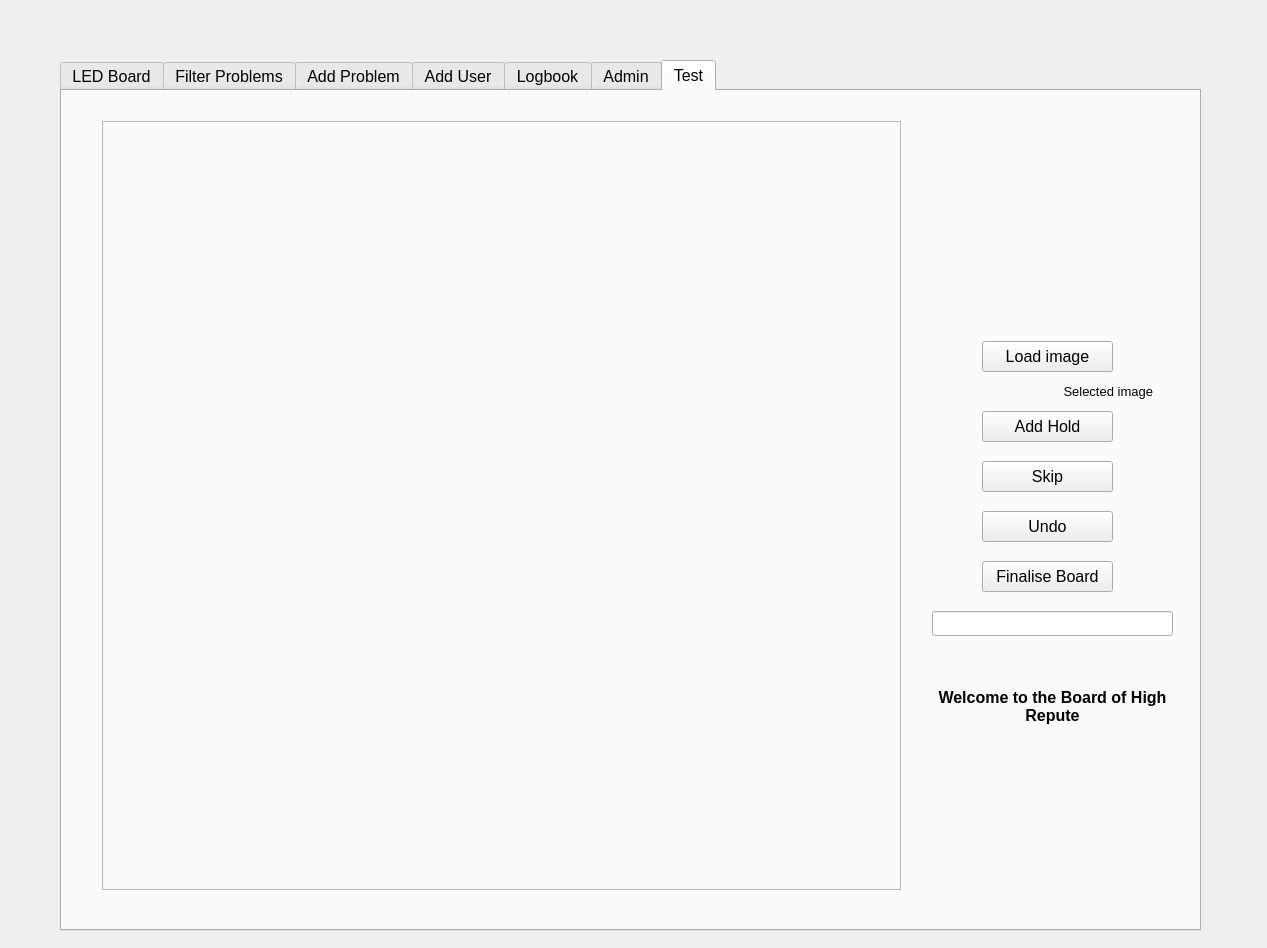
This is DiscoBoard.ui in highrepute/LEDBoard as Qt 5 draws it before an edit. The edited form follows.
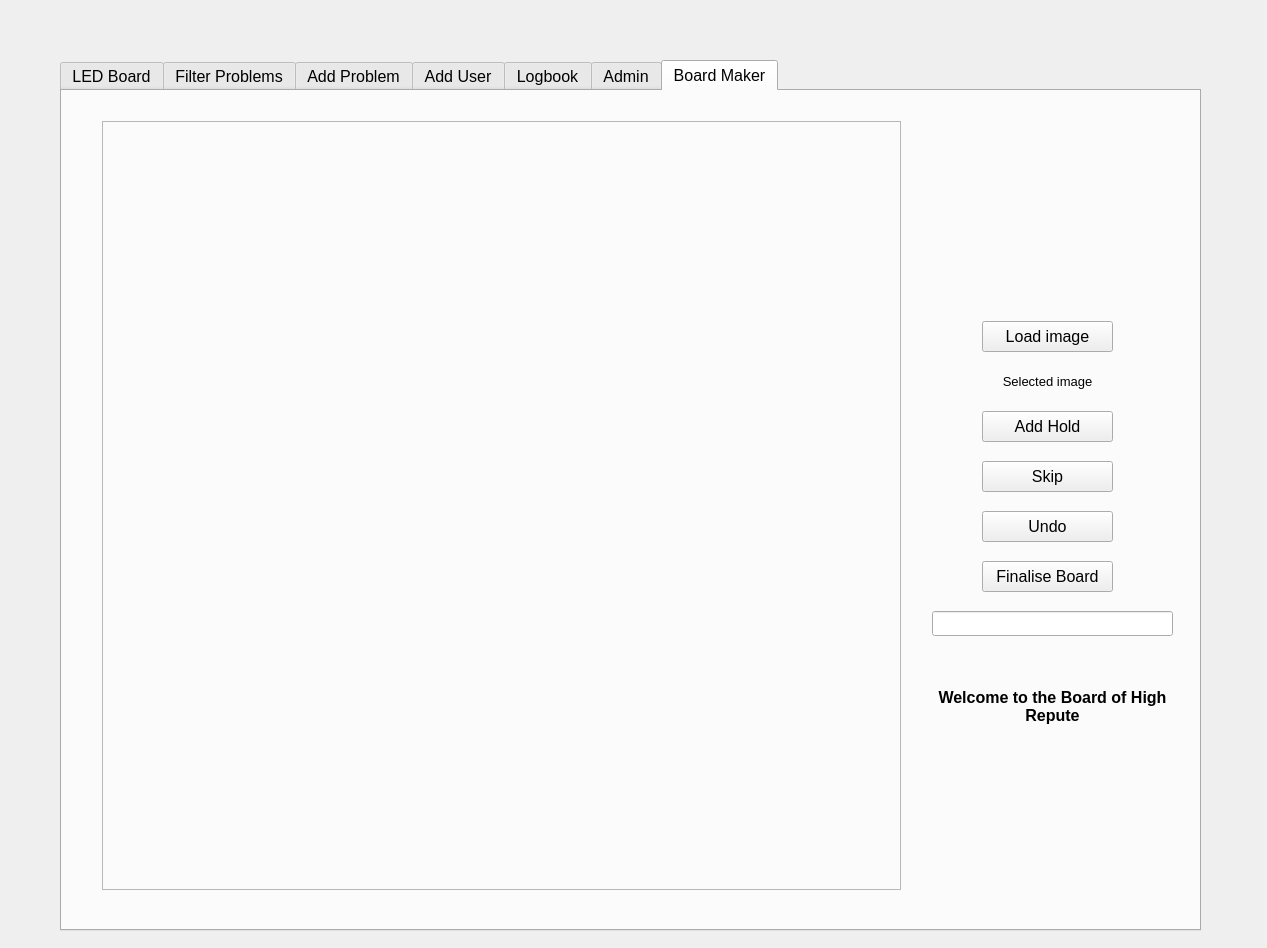
This is the edited form. The open tabs and pages were chosen to show the change.

Commit message: Added in lighting up LEDs while using Board Maker

Patch:
```diff
--- a/DiscoBoard.ui
+++ b/DiscoBoard.ui
@@ -3366,13 +3366,13 @@
    </widget>
    <widget class="QWidget" name="tab_7">
     <attribute name="title">
-     <string>Test</string>
+     <string>Board Maker</string>
     </attribute>
     <widget class="QPushButton" name="pbLoadImage">
      <property name="geometry">
       <rect>
        <x>920</x>
-       <y>250</y>
+       <y>230</y>
        <width>131</width>
        <height>31</height>
       </rect>
@@ -3491,7 +3491,7 @@
      <property name="geometry">
       <rect>
        <x>880</x>
-       <y>290</y>
+       <y>280</y>
        <width>211</width>
        <height>21</height>
       </rect>
@@ -3505,7 +3505,7 @@
       <string>Selected image</string>
      </property>
      <property name="alignment">
-      <set>Qt::AlignRight|Qt::AlignTrailing|Qt::AlignVCenter</set>
+      <set>Qt::AlignCenter</set>
      </property>
     </widget>
    </widget>
```
Left out of the diff: 2 changed lines with no effect on the pictures. The commit also changes 2 other files.
